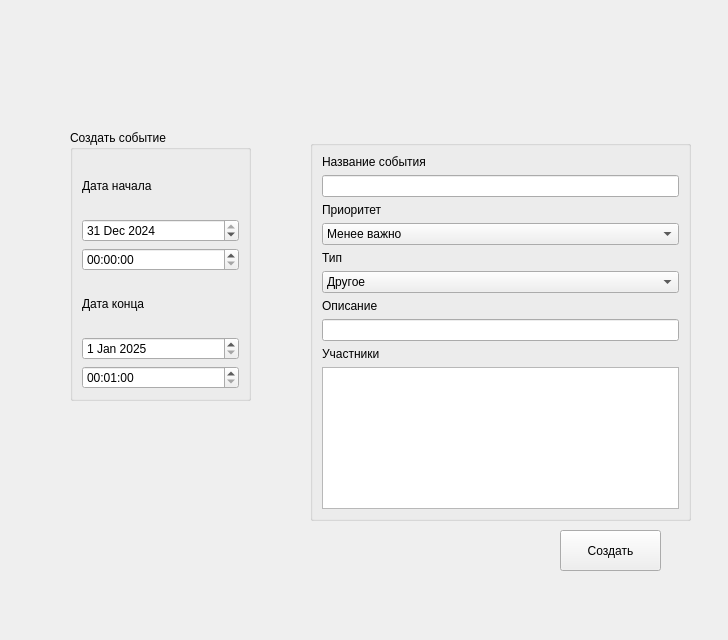
Qt form calend_desktop/event.ui (lim-bo/calendar) before a commit.
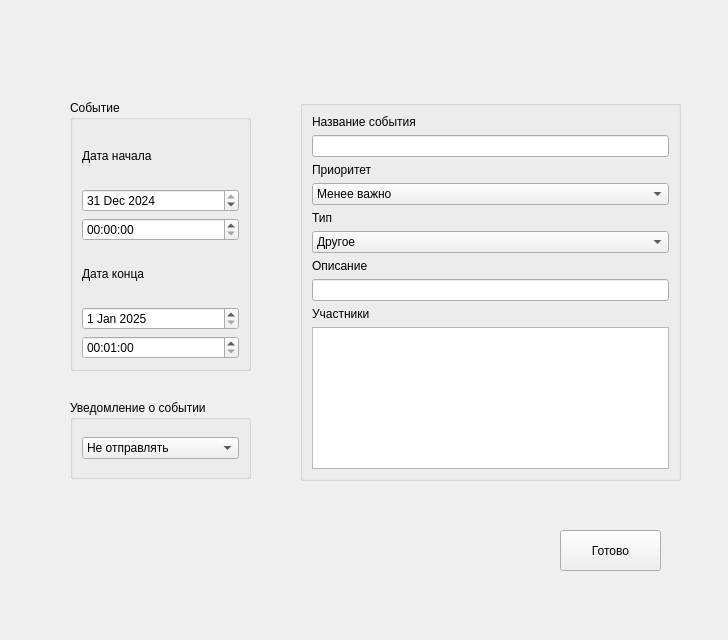
The same form after that commit.

Patch:
```diff
--- a/calend_desktop/event.ui
+++ b/calend_desktop/event.ui
@@ -17,13 +17,13 @@
    <property name="geometry">
     <rect>
      <x>70</x>
-     <y>130</y>
+     <y>100</y>
      <width>181</width>
      <height>271</height>
     </rect>
    </property>
    <property name="title">
-    <string>Создать событие</string>
+    <string>Cобытие</string>
    </property>
    <layout class="QVBoxLayout" name="verticalLayout">
     <item>
@@ -37,7 +37,7 @@
      <widget class="QDateEdit" name="startDateEdit">
       <property name="dateTime">
        <datetime>
-        <hour>15</hour>
+        <hour>3</hour>
         <minute>0</minute>
         <second>0</second>
         <year>2024</year>
@@ -47,7 +47,7 @@
       </property>
       <property name="maximumDateTime">
        <datetime>
-        <hour>14</hour>
+        <hour>2</hour>
         <minute>0</minute>
         <second>59</second>
         <year>2100</year>
@@ -92,7 +92,7 @@
      <widget class="QTimeEdit" name="endTimeEdit">
       <property name="maximumDateTime">
        <datetime>
-        <hour>18</hour>
+        <hour>6</hour>
         <minute>59</minute>
         <second>59</second>
         <year>2000</year>
@@ -121,14 +121,14 @@
     </rect>
    </property>
    <property name="text">
-    <string>Создать</string>
+    <string>Готово</string>
    </property>
   </widget>
   <widget class="QGroupBox" name="groupBox_2">
    <property name="geometry">
     <rect>
-     <x>310</x>
-     <y>140</y>
+     <x>300</x>
+     <y>100</y>
      <width>381</width>
      <height>381</height>
     </rect>
@@ -229,8 +229,8 @@
   <widget class="QLabel" name="result">
    <property name="geometry">
     <rect>
-     <x>272</x>
-     <y>540</y>
+     <x>262</x>
+     <y>500</y>
      <width>211</width>
      <height>20</height>
     </rect>
@@ -239,6 +239,50 @@
     <string/>
    </property>
   </widget>
+  <widget class="QGroupBox" name="notificationGroup">
+   <property name="geometry">
+    <rect>
+     <x>70</x>
+     <y>400</y>
+     <width>181</width>
+     <height>79</height>
+    </rect>
+   </property>
+   <property name="title">
+    <string>Уведомление о событии</string>
+   </property>
+   <layout class="QVBoxLayout" name="verticalLayout_3">
+    <item>
+     <widget class="QComboBox" name="notificationCombo">
+      <item>
+       <property name="text">
+        <string>Не отправлять</string>
+       </property>
+      </item>
+      <item>
+       <property name="text">
+        <string>За 15 минут</string>
+       </property>
+      </item>
+      <item>
+       <property name="text">
+        <string>За 1 час</string>
+       </property>
+      </item>
+      <item>
+       <property name="text">
+        <string>За 1 день</string>
+       </property>
+      </item>
+      <item>
+       <property name="text">
+        <string>За 1 неделю</string>
+       </property>
+      </item>
+     </widget>
+    </item>
+   </layout>
+  </widget>
  </widget>
  <resources/>
  <connections/>
```
